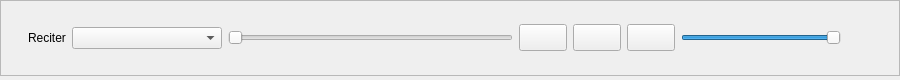
Old version of the form src/core/playercontrols.ui in the repository 0xzer0x/quran-companion.
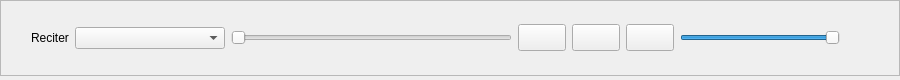
New version of the form.

Patch:
```diff
--- a/src/core/playercontrols.ui
+++ b/src/core/playercontrols.ui
@@ -51,13 +51,13 @@
      </property>
      <layout class="QHBoxLayout" name="horizontalLayout" stretch="0,0,1,0,0,0,0,0">
       <property name="leftMargin">
-       <number>27</number>
+       <number>30</number>
       </property>
       <property name="topMargin">
        <number>5</number>
       </property>
       <property name="rightMargin">
-       <number>27</number>
+       <number>28</number>
       </property>
       <property name="bottomMargin">
        <number>5</number>
```
